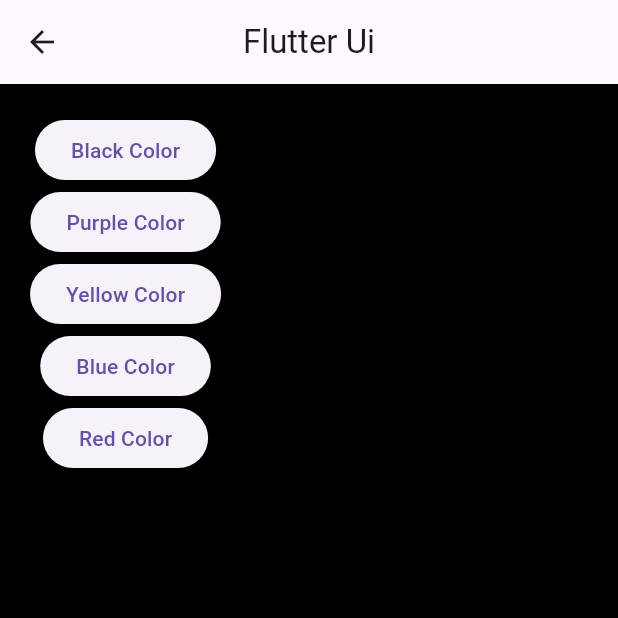
After one commit to NamanGajera/Flutter-Assignment, a Flutter app: the Que5 screen opened directly, on a phone screen of 412 x 824 dp, the top half of it. The commit adds this screen. Run offline on Flutter 3.47's test engine with Material 3 defaults, Android fonts, the phone set to English and light mode, and no system bars.

Commit message:
Flutter Assignment que 5

```diff
--- a/lib/main.dart
+++ b/lib/main.dart
@@ -3,6 +3,7 @@ import 'package:flu_ass/que/que1/que1_2.dart';
 import 'package:flu_ass/que/que2/que2.dart';
 import 'package:flu_ass/que/que3/que3.dart';
 import 'package:flu_ass/que/que4/que4.dart';
+import 'package:flu_ass/que/que5/que5.dart';
 import 'package:flutter/material.dart';
 
 void main() {
@@ -32,6 +33,7 @@ class Home extends StatelessWidget {
       const Que2(),
       const Que3(),
       const Que4(),
+      const Que5(),
     ];
 
     var _pagename = [
@@ -40,6 +42,7 @@ class Home extends StatelessWidget {
       'Question 2',
       'Question 3',
       'Question 4',
+      'Question 5',
     ];
     return Scaffold(
       appBar: AppBar(
--- /dev/null
+++ b/lib/que/que5/que5.dart
@@ -0,0 +1,60 @@
+import 'package:flutter/material.dart';
+
+class Que5 extends StatefulWidget {
+  const Que5({super.key});
+
+  @override
+  State<Que5> createState() => _Que5State();
+}
+
+var btnname = [
+  'Black Color',
+  'Purple Color',
+  'Yellow Color',
+  'Blue Color',
+  'Red Color',
+];
+
+var color = [
+  Colors.black,
+  Colors.purple,
+  Colors.yellow,
+  Colors.blue,
+  Colors.red,
+];
+
+int selectedbtn = 0;
+
+class _Que5State extends State<Que5> {
+  @override
+  Widget build(BuildContext context) {
+    return Scaffold(
+      backgroundColor: color[selectedbtn],
+      appBar: AppBar(
+        title: const Text('Flutter Ui'),
+        centerTitle: true,
+        leading: IconButton(
+          onPressed: () {
+            Navigator.pop(context);
+          },
+          icon: const Icon(Icons.arrow_back),
+        ),
+      ),
+      body: Padding(
+        padding: const EdgeInsets.all(20),
+        child: Column(
+          children: [
+            for (int i = 0; i < 5; i++)
+              ElevatedButton(
+                onPressed: () {
+                  selectedbtn = i;
+                  setState(() {});
+                },
+                child: Text(btnname[i]),
+              ),
+          ],
+        ),
+      ),
+    );
+  }
+}
```
